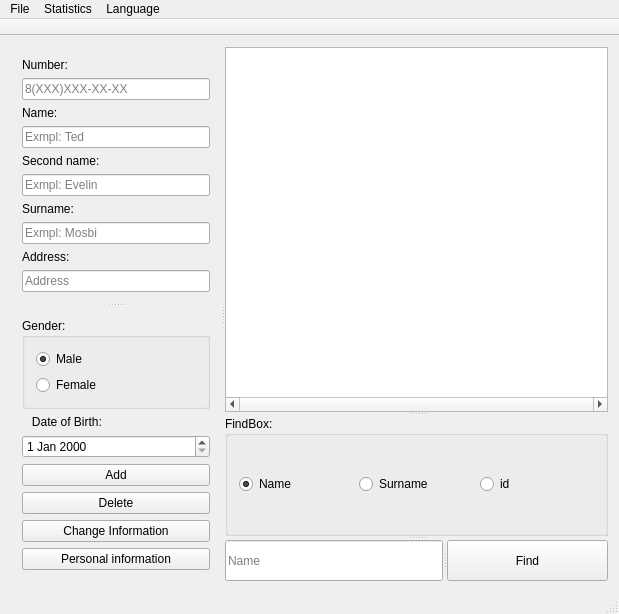
Qt form mainwindow.ui (MrEninng/Phone_book) before a commit.
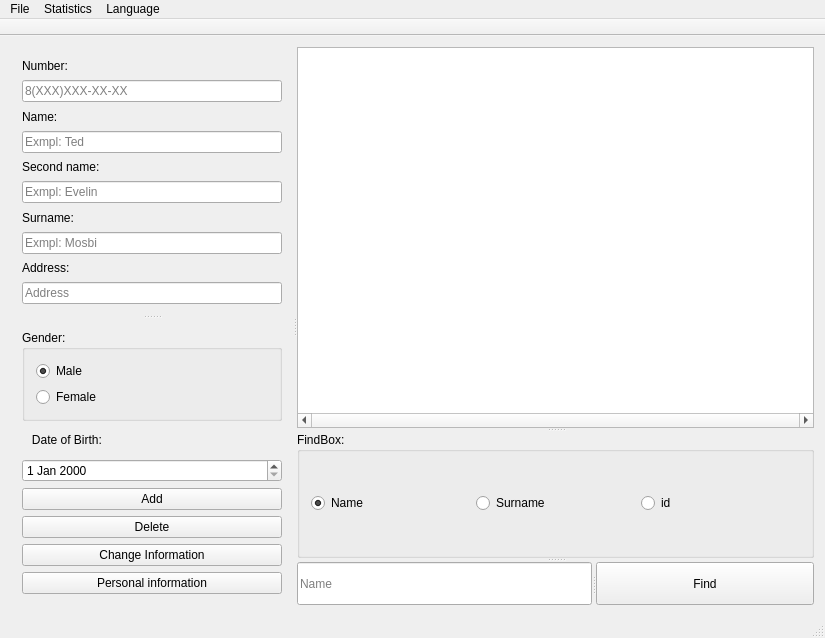
The same form after that commit.

The edit to the form file:
```diff
--- a/mainwindow.ui
+++ b/mainwindow.ui
@@ -6,8 +6,8 @@
    <rect>
     <x>0</x>
     <y>0</y>
-    <width>619</width>
-    <height>562</height>
+    <width>825</width>
+    <height>638</height>
    </rect>
   </property>
   <property name="windowTitle">
@@ -294,8 +294,8 @@
     <rect>
      <x>0</x>
      <y>0</y>
-     <width>619</width>
-     <height>21</height>
+     <width>825</width>
+     <height>25</height>
     </rect>
    </property>
    <widget class="QMenu" name="menuInformation">
```
